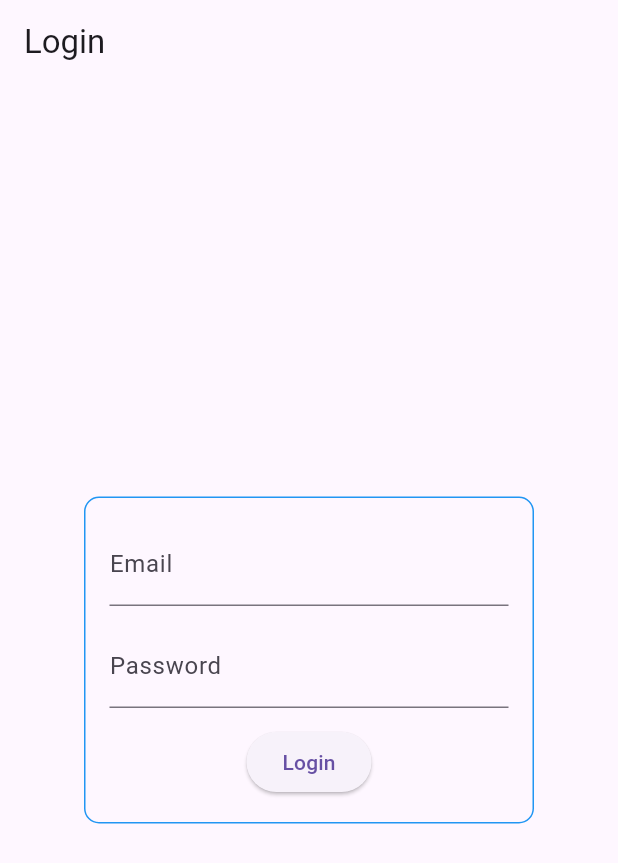
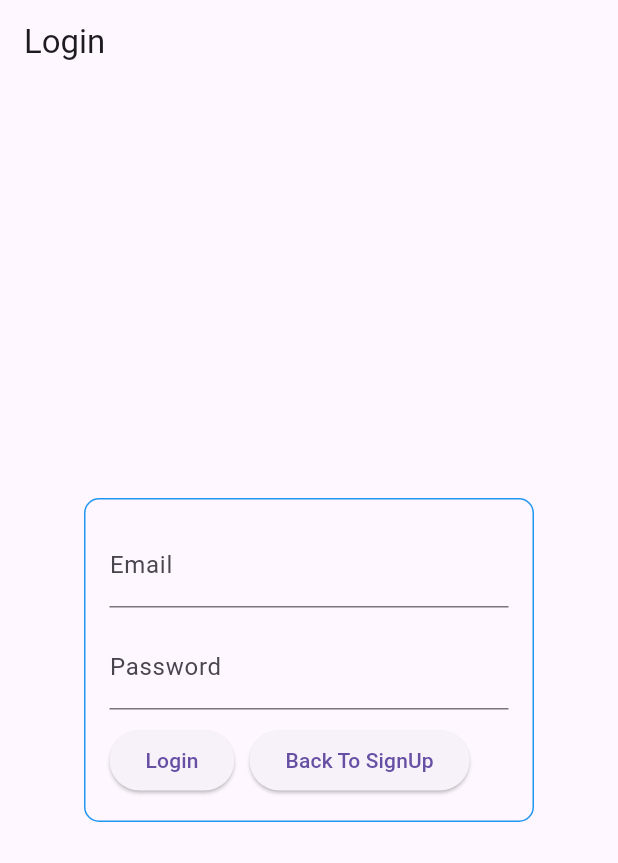
Before and after one commit to Giulio370/flutter_evup, a Flutter app: the LoginPage screen opened directly, on a phone screen of 412 x 824 dp. Shown: the top 863 px of the screen. Run offline on Flutter 3.47's test engine with Material 3 defaults, Android fonts, the phone set to English and light mode, and no system bars; our stand-ins replace dio.

Commit message:
Added: button "back to login, back to signup". Added password check

```diff
--- a/lib/main.dart
+++ b/lib/main.dart
@@ -130,11 +130,19 @@ class _LoginPageState extends State<LoginPage> {
                 decoration: InputDecoration(labelText: 'Password'),
                 obscureText: true,
               ),
-              SizedBox(height: 12.0),
-              ElevatedButton(
-                onPressed: login,
-                child: Text('Login'),
-              ),
+              SizedBox(height: 10),
+              Row(children: [
+                ElevatedButton(onPressed: login, child: Text('Login')),
+                SizedBox(width: 10),
+                ElevatedButton(onPressed: (){
+                  Navigator.pushReplacement(context, MaterialPageRoute(builder: (context)=> SignupPage() ));
+                }, child: Text('Back To SignUp'))
+              ],)
+              // SizedBox(height: 12.0),
+              // ElevatedButton(
+              //   onPressed: login,
+              //   child: Text('Login'),
+              // ),
             ],
           ),
         ),
```
Also changed, not shown: lib/signup.dart (+49 -0 lines).
